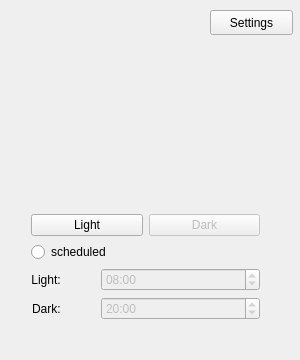
Qt form src/ui/mainwindow.ui (oskarsh/Yin-Yang) before a commit.
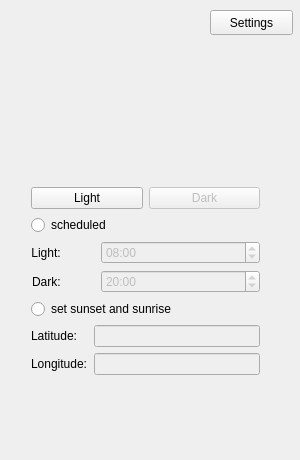
The same form after that commit. Icons and pictures are not drawn.

The edit to the form file:
```diff
--- a/src/ui/mainwindow.ui
+++ b/src/ui/mainwindow.ui
@@ -10,7 +10,7 @@
     <x>0</x>
     <y>0</y>
     <width>300</width>
-    <height>360</height>
+    <height>460</height>
    </rect>
   </property>
   <property name="sizePolicy">
@@ -22,13 +22,13 @@
   <property name="minimumSize">
    <size>
     <width>300</width>
-    <height>360</height>
+    <height>460</height>
    </size>
   </property>
   <property name="maximumSize">
    <size>
     <width>300</width>
-    <height>360</height>
+    <height>460</height>
    </size>
   </property>
   <property name="baseSize">
@@ -51,7 +51,7 @@
       <x>20</x>
       <y>50</y>
       <width>251</width>
-      <height>281</height>
+      <height>336</height>
      </rect>
     </property>
     <layout class="QVBoxLayout" name="verticalLayout">
@@ -210,6 +210,45 @@
        </item>
       </layout>
      </item>
+     <item>
+      <widget class="QRadioButton" name="radioButton">
+       <property name="text">
+        <string>set sunset and sunrise</string>
+       </property>
+      </widget>
+     </item>
+     <item>
+      <layout class="QFormLayout" name="formLayout_2">
+       <item row="0" column="0">
+        <widget class="QLabel" name="latitudeLabel">
+         <property name="text">
+          <string>Latitude:</string>
+         </property>
+        </widget>
+       </item>
+       <item row="0" column="1">
+        <widget class="QLineEdit" name="latitudeLineEdit">
+         <property name="enabled">
+          <bool>false</bool>
+         </property>
+        </widget>
+       </item>
+       <item row="1" column="0">
+        <widget class="QLabel" name="longitudeLabel">
+         <property name="text">
+          <string>Longitude:</string>
+         </property>
+        </widget>
+       </item>
+       <item row="1" column="1">
+        <widget class="QLineEdit" name="longitudeLineEdit">
+         <property name="enabled">
+          <bool>false</bool>
+         </property>
+        </widget>
+       </item>
+      </layout>
+     </item>
     </layout>
    </widget>
    <widget class="QPushButton" name="settings_push">
```
Left out of the diff: 8 changed lines with no effect on the pictures.
